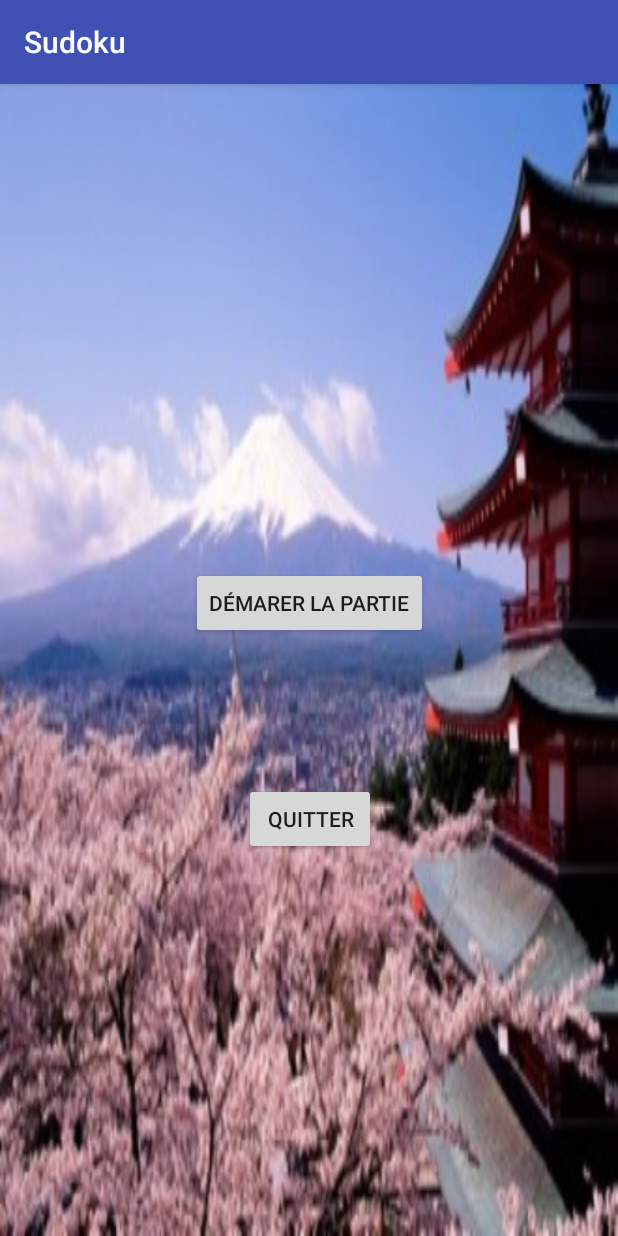
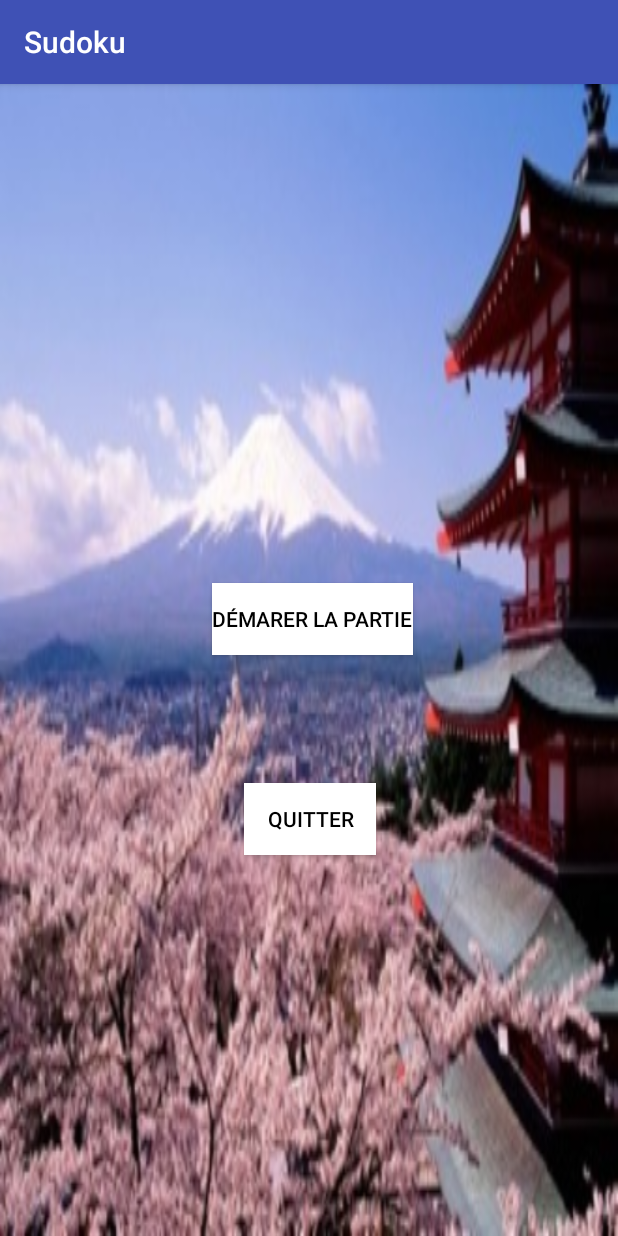
Before and after one commit to VincentDestrieux/sudokuAgile, an Android app: the screen it shows after launch (MainActivity), on a phone screen of 412 x 824 dp. Run offline under Robolectric (Android 15) with nearby library versions, the light colour scheme and no system bars.

Commit message:
Modifications mineures boutons

```diff
--- /dev/null
+++ b/app/src/main/java/com/miage/master/myapplication/Grille.java
@@ -0,0 +1,8 @@
+package com.miage.master.myapplication;
+
+/**
+ * Created by Romain on 30/03/2017.
+ */
+
+public class Grille {
+}
--- a/app/src/main/res/layout/activity_grille.xml
+++ b/app/src/main/res/layout/activity_grille.xml
@@ -4,6 +4,6 @@
     xmlns:tools="http://schemas.android.com/tools"
     android:layout_width="match_parent"
     android:layout_height="match_parent"
-    tools:context="com.miage.master.myapplication.grille">
+    tools:context="com.miage.master.myapplication.Grille">
 
 </android.support.constraint.ConstraintLayout>
--- a/app/src/main/res/layout/activity_main.xml
+++ b/app/src/main/res/layout/activity_main.xml
@@ -11,18 +11,23 @@ tools:layout_editor_absoluteX="0dp">
 
     <Button
         android:id="@+id/boutonStart"
+        style="@style/Widget.AppCompat.Button.Colored"
+        android:background="@android:color/white"
+        android:textColor="@android:color/black"
         android:layout_width="wrap_content"
         android:layout_height="wrap_content"
         android:text="Démarer la partie"
+        app:layout_constraintBottom_toBottomOf="parent"
+        app:layout_constraintHorizontal_bias="0.508"
+        app:layout_constraintLeft_toLeftOf="parent"
         app:layout_constraintRight_toRightOf="parent"
-    app:layout_constraintLeft_toLeftOf="parent"
         app:layout_constraintTop_toTopOf="parent"
-    app:layout_constraintBottom_toBottomOf="parent"
-    app:layout_constraintHorizontal_bias="0.502"
-    app:layout_constraintVertical_bias="0.447" />
+        app:layout_constraintVertical_bias="0.462" />
 
 <Button
     android:id="@+id/Quitter"
+    android:background="@android:color/white"
+    android:textColor="@android:color/black"
     android:layout_width="wrap_content"
     android:layout_height="wrap_content"
     android:text="Quitter"
```
Lines whose indentation alone changed are shown as unchanged.
